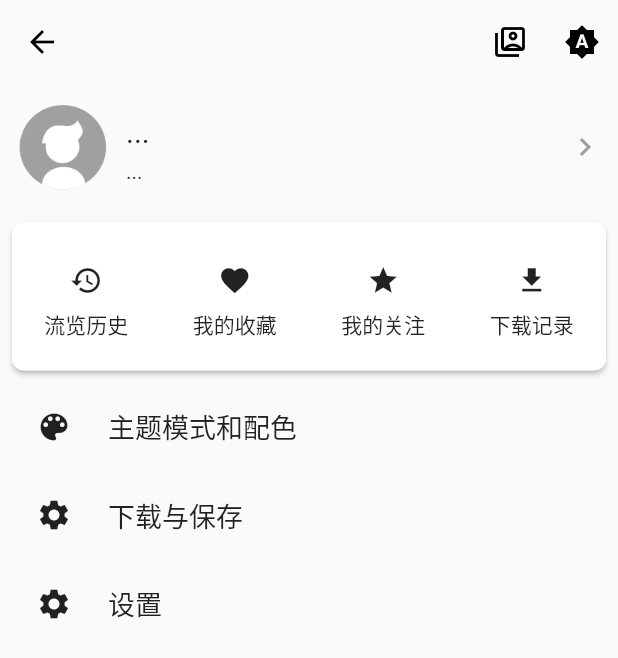
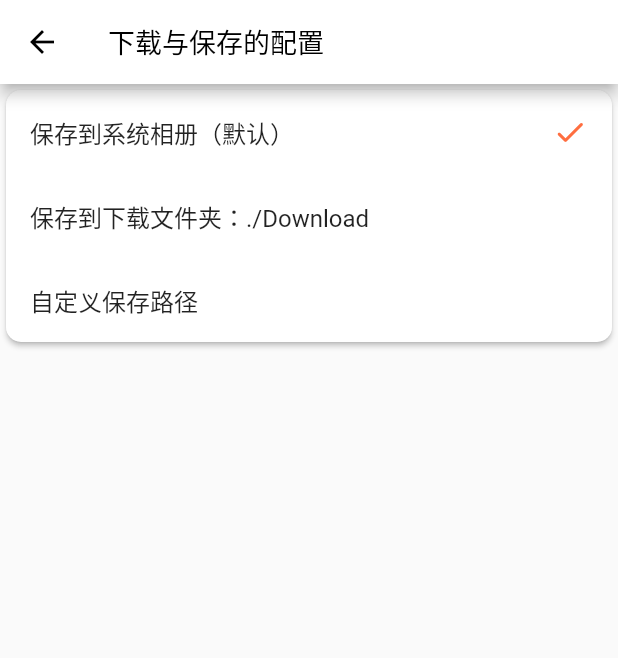
Before and after one commit to kerrinz/pixiv-artvier, a Flutter app: the MineTabPage screen opened directly, after a tap on "...", after a tap on "下载与保存", on a phone screen of 412 x 824 dp. Shown: the top 658 px of the screen. Run offline on Flutter 3.47's test engine with Material 2 defaults, Android fonts, the phone set to English and light mode, and no system bars; our stand-ins replace cached_network_image, date_format, dio, extended_nested_scroll_view, fluttertoast, image_gallery_saver and 5 more; missing offline and left inert: flutter_downloader; accounts and stored records are empty; statements that could not run were skipped.

Commit message:
初步支持Android与IOS保存图片到相册，优化插画详情页的图片加载，更换App图标

```diff
--- a/lib/main.dart
+++ b/lib/main.dart
@@ -1,11 +1,12 @@
 import 'package:flutter/material.dart';
 import 'package:flutter/services.dart';
 import 'package:pixgem/main_paging.dart';
-import 'package:pixgem/store/theme_store.dart';
+import 'package:pixgem/pages/settings/setting_download.dart';
 import 'package:provider/provider.dart';
 import 'booting_page.dart';
 import 'pages/artworks/artworks_detail_page.dart';
 import 'pages/artworks/artworks_leaderboard_page.dart';
+import 'pages/artworks/download_manage_page.dart';
 import 'pages/artworks/preview_artworks_page.dart';
 import 'pages/login/account_manage_page.dart';
 import 'pages/login/login_wizard_page.dart';
@@ -91,7 +92,9 @@ class MyAppState extends State<MyApp> {
                 "search_result": (context) => SearchResultPage(settings.arguments!),
                 "my_bookmarks": (context) => MyBookmarksPage(settings.arguments),
                 "account_manage": (context) => AccountManagePage(),
+                "download_manage": (context) => DownloadManagePage(),
                 "setting_current_account": (context) => SettingCurrentAccountPage(),
+                "setting_download": (context) => SettingDownload(),
                 "setting_theme": (context) => SettingThemePage(),
               };
               WidgetBuilder builder = routes[settings.name]!;
--- /dev/null
+++ b/lib/model_store/downloaded_illust.dart
@@ -0,0 +1,74 @@
+import 'dart:convert';
+import 'package:json_annotation/json_annotation.dart';
+
+part 'downloaded_illust.g.dart';
+
+@JsonSerializable()
+class DownloadedIllust extends Object {
+  /*
+  * List<String> to List<DownloadedIllust>
+  * */
+  static List<DownloadedIllust> downloadedIllustStringListToItemList(List<String>? list) {
+    if (list == null) return [];
+    var listNew = <DownloadedIllust>[];
+    list.forEach((element) {
+      listNew.add(DownloadedIllust.fromJson(jsonDecode(element)));
+    });
+    return listNew;
+  }
+
+  /*
+  * List<DownloadedIllust> to List<String>
+  * */
+  static List<String> downloadedIllustItemListToStringList(List<DownloadedIllust>? list) {
+    if (list == null) return [];
+    var listNew = <String>[];
+    list.forEach((element) {
+      listNew.add(jsonEncode(element.toJson()));
+    });
+    return listNew;
+  }
+
+  /*
+  * 获取List类型下载插画集合，值已经实例化
+  * */
+  static List<DownloadedIllust> downloadedIllustStringToList(String jsonStr) {
+    List<dynamic> list = json.decode(jsonStr);
+    List<DownloadedIllust> result = <DownloadedIllust>[];
+    list.forEach((value) {
+      DownloadedIllust illust = DownloadedIllust.fromJson(value);
+      result.add(illust);
+    });
+    return result;
+  }
+
+  /*
+  * 获取String类型下载插画集合
+  * */
+  static String downloadedIllustsListToString(List<DownloadedIllust> list) {
+    return json.encode(list);
+  }
+
+  @JsonKey(name: 'id')
+  int id;
+
+  @JsonKey(name: 'title')
+  String title;
+
+  @JsonKey(name: 'type')
+  String type;
+
+  @JsonKey(name: 'page_count')
+  int pageCount;
+
+  DownloadedIllust(
+    this.id,
+    this.title,
+    this.type,
+    this.pageCount,
+  );
+
+  factory DownloadedIllust.fromJson(Map<String, dynamic> srcJson) => _$DownloadedIllustFromJson(srcJson);
+
+  Map<String, dynamic> toJson() => _$DownloadedIllustToJson(this);
+}
--- a/lib/model_store/global_profile.dart
+++ /dev/null
@@ -1,3 +0,0 @@
-class GlobalProfile {
-
-}
--- a/lib/pages/home_navigation_tab_pages/mine_tabpage.dart
+++ b/lib/pages/home_navigation_tab_pages/mine_tabpage.dart
@@ -20,7 +20,7 @@ class MineTabPageState extends State<MineTabPage> with AutomaticKeepAliveClientM
     FunctionCardModel("流览历史", Icons.history, "", null),
     FunctionCardModel("我的收藏", Icons.favorite, "my_bookmarks", GlobalStore.currentAccount?.user.id),
     FunctionCardModel("我的关注", Icons.star, "user_following", GlobalStore.currentAccount?.user.id),
-    FunctionCardModel("下载记录", Icons.download, "", null),
+    FunctionCardModel("下载队列", Icons.download, "download_manage", null),
   ];
 
   @override
@@ -48,7 +48,7 @@ class MineTabPageState extends State<MineTabPage> with AutomaticKeepAliveClientM
               mode = (mode + 1) % 3; // 下一个主题模式
               return IconButton(
                 onPressed: () {
-                  GlobalStore.globalProvider.setThemeMode(ThemeStore.transferToThemeMode(mode));
+                  GlobalStore.globalProvider.setThemeMode(ThemeStore.transferToThemeMode(mode), true);
                 },
                 icon: Icon(themeMode == ThemeMode.light
                     ? Icons.light_mode
@@ -115,7 +115,8 @@ class MineTabPageState extends State<MineTabPage> with AutomaticKeepAliveClientM
               Builder(builder: (context) {
                 List<PreferencesNavigatorItem> preferencesItems = [
                   PreferencesNavigatorItem(icon: Icon(Icons.color_lens), text: "主题模式和配色", routeName: "setting_theme"),
-                  PreferencesNavigatorItem(icon: Icon(Icons.settings), text: "下载与保存", routeName: "setting_download"),
+                  PreferencesNavigatorItem(
+                      icon: Icon(Icons.download_done), text: "下载与保存", routeName: "setting_download"),
                   PreferencesNavigatorItem(icon: Icon(Icons.settings), text: "设置", routeName: "routeName"),
                 ];
                 return Column(
@@ -217,11 +218,11 @@ class MineTabPageState extends State<MineTabPage> with AutomaticKeepAliveClientM
 
   // 读取配置数据
   void readProfile() {
-    AccountStore.getCurrentAccountProfile()
-        .then((value) => GlobalStore.globalProvider.setCurrentAccount(value!))
-        .catchError(
-          (onError) => Fluttertoast.showToast(msg: "加载失败!$onError", toastLength: Toast.LENGTH_SHORT, fontSize: 16.0),
-        );
+    var profile = AccountStore.getCurrentAccountProfile();
+    if (profile != null)
+      GlobalStore.globalProvider.setCurrentAccount(profile);
+    else
+      Fluttertoast.showToast(msg: "加载失败!", toastLength: Toast.LENGTH_SHORT, fontSize: 16.0);
   }
 }
 
--- a/lib/pages/settings/setting_current_account.dart
+++ b/lib/pages/settings/setting_current_account.dart
@@ -2,7 +2,6 @@ import 'package:flutter/cupertino.dart';
 import 'package:flutter/material.dart';
 import 'package:fluttertoast/fluttertoast.dart';
 import 'package:pixgem/model_store/account_profile.dart';
-import 'package:pixgem/request/oauth.dart';
 import 'package:pixgem/store/account_store.dart';
 import 'package:pixgem/store/global.dart';
 import 'package:provider/provider.dart';
--- a/lib/pages/settings/setting_download.dart
+++ b/lib/pages/settings/setting_download.dart
@@ -0,0 +1,112 @@
+import 'package:flutter/material.dart';
+import 'package:pixgem/store/download_store.dart';
+import 'package:pixgem/store/global.dart';
+import 'package:provider/provider.dart';
+
+class SettingDownload extends StatefulWidget {
+  SettingDownload({Key? key}) : super(key: key);
+
+  @override
+  State<StatefulWidget> createState() => SettingDownloadState();
+}
+
+class SettingDownloadState extends State<SettingDownload> {
+  @override
+  Widget build(BuildContext context) {
+    return Scaffold(
+      appBar: AppBar(
+        title: Text("下载与保存的配置"),
+      ),
+      body: SingleChildScrollView(
+        physics: AlwaysScrollableScrollPhysics(parent: BouncingScrollPhysics()),
+        child: Container(
+          // 这样解决了内容不足以支撑全屏时，滑动回弹不会回到原位的问题
+          constraints: BoxConstraints(
+              minHeight: MediaQuery.of(context).size.height - kToolbarHeight - MediaQuery.of(context).padding.top),
+          child: Column(
+            children: [
+              Selector(selector: (BuildContext context, GlobalProvider provider) {
+                return provider.downloadMode;
+              }, builder: (BuildContext context, int mode, Widget? child) {
+                return Row(
+                  children: [
+                    _buildCard(mode),
+                  ],
+                );
+              }),
+            ],
+          ),
+        ),
+      ),
+    );
+  }
+
+  // 切换亮度主题，例如暗黑模式
+  Widget _buildCard(int mode) {
+    return Expanded(
+      child: Card(
+        elevation: 1.5,
+        shape: RoundedRectangleBorder(
+          borderRadius: BorderRadius.all(Radius.circular(10.0)),
+          // side: BorderSide(width: 1, color: Colors.white),
+        ),
+        clipBehavior: Clip.antiAlias,
+        child: Column(
+          children: [
+            InkWell(
+              onTap: () {
+                if (mode != DownloadStore.MODE_GALLERY)
+                  GlobalStore.globalProvider.setDownloadMode(DownloadStore.MODE_GALLERY, true);
+              },
+              child: Padding(
+                padding: const EdgeInsets.all(16.0),
+                child: Row(
+                  children: [
+                    Expanded(child: Text("保存到系统相册（默认）", style: TextStyle(fontSize: 16))),
+                    mode == DownloadStore.MODE_GALLERY
+                        ? Icon(Icons.done_rounded, color: Theme.of(context).colorScheme.secondary)
+                        : Container(),
+                  ],
+                ),
+              ),
+            ),
+            InkWell(
+              onTap: () {
+                if (mode != DownloadStore.MODE_DOWNLOAD_PATH)
+                  GlobalStore.globalProvider.setDownloadMode(DownloadStore.MODE_DOWNLOAD_PATH, true);
+              },
+              child: Padding(
+                padding: const EdgeInsets.all(16.0),
+                child: Row(
+                  children: [
+                    Expanded(child: Text("保存到下载文件夹：./Download", style: TextStyle(fontSize: 16))),
+                    mode == DownloadStore.MODE_DOWNLOAD_PATH
+                        ? Icon(Icons.done_rounded, color: Theme.of(context).colorScheme.secondary)
+                        : Container(),
+                  ],
+                ),
+              ),
+            ),
+            InkWell(
+              onTap: () {
+                if (mode != DownloadStore.MODE_CUSTOM)
+                  GlobalStore.globalProvider.setDownloadMode(DownloadStore.MODE_CUSTOM, true);
+              },
+              child: Padding(
+                padding: const EdgeInsets.all(16.0),
+                child: Row(
+                  children: [
+                    Expanded(child: Text("自定义保存路径", style: TextStyle(fontSize: 16))),
+                    mode == DownloadStore.MODE_CUSTOM
+                        ? Icon(Icons.done_rounded, color: Theme.of(context).colorScheme.secondary)
+                        : Container(),
+                  ],
+                ),
+              ),
+            ),
+          ],
+        ),
+      ),
+    );
+  }
+}
--- a/lib/pages/settings/setting_theme.dart
+++ b/lib/pages/settings/setting_theme.dart
@@ -61,7 +61,7 @@ class _SettingThemeState extends State<SettingThemePage> {
           children: [
             InkWell(
               onTap: () {
-                if (themeMode != ThemeMode.light) GlobalStore.globalProvider.setThemeMode(ThemeMode.light);
+                if (themeMode != ThemeMode.light) GlobalStore.globalProvider.setThemeMode(ThemeMode.light, true);
               },
               child: Padding(
                 padding: const EdgeInsets.all(16.0),
@@ -77,7 +77,7 @@ class _SettingThemeState extends State<SettingThemePage> {
             ),
             InkWell(
               onTap: () {
-                if (themeMode != ThemeMode.dark) GlobalStore.globalProvider.setThemeMode(ThemeMode.dark);
+                if (themeMode != ThemeMode.dark) GlobalStore.globalProvider.setThemeMode(ThemeMode.dark, true);
               },
               child: Padding(
                 padding: const EdgeInsets.all(16.0),
@@ -93,7 +93,7 @@ class _SettingThemeState extends State<SettingThemePage> {
             ),
             InkWell(
               onTap: () {
-                if (themeMode != ThemeMode.system) GlobalStore.globalProvider.setThemeMode(ThemeMode.system);
+                if (themeMode != ThemeMode.system) GlobalStore.globalProvider.setThemeMode(ThemeMode.system, true);
               },
               child: Padding(
                 padding: const EdgeInsets.all(16.0),
--- a/lib/store/account_store.dart
+++ b/lib/store/account_store.dart
@@ -1,7 +1,7 @@
 import 'dart:convert';
 
 import 'package:pixgem/model_store/account_profile.dart';
-import 'package:shared_preferences/shared_preferences.dart';
+import 'package:pixgem/store/global.dart';
 
 /*
  * 账号集合的结构：Map<String, AccountProfile>
@@ -14,27 +14,22 @@ class AccountStore {
   // 已缓存的所有账号的信息
   // ignore: non_constant_identifier_names
   static const ALL_ACCOUNTS_PROFILE = "all_accounts_profile";
-  static var _preferences;
-
-  init() async {
-    _preferences = await SharedPreferences.getInstance();
-  }
 
   // 设置所有账号信息
   static Future setAllAccountsProfile(Map<String, AccountProfile> accounts) async {
-    await _preferences.setString(ALL_ACCOUNTS_PROFILE, json.encode(accounts));
+    await GlobalStore.globalSharedPreferences.setString(ALL_ACCOUNTS_PROFILE, json.encode(accounts));
   }
 
   // 获取某所有账号信息
-  static Future<Map<String, AccountProfile>?> getAllAccountsProfile() async {
-    String? str =  await _preferences.getString(ALL_ACCOUNTS_PROFILE);
+  static Map<String, AccountProfile>? getAllAccountsProfile() {
+    String? str =  GlobalStore.globalSharedPreferences.getString(ALL_ACCOUNTS_PROFILE);
     if (str == null) return null;
     return AccountsProfile.getAccountsMap(str);
   }
 
   // 添加或覆盖单个账号信息
   static Future updateAccountProfile(AccountProfile profile) async {
-    Map<String, AccountProfile>? map = await getAllAccountsProfile();
+    Map<String, AccountProfile>? map = getAllAccountsProfile();
     if (map == null) {
       print("allAccountsProfile no found, create a new profile");
       map = new Map();
@@ -45,36 +40,38 @@ class AccountStore {
 
   // 设置当前所处的账号id
   static Future setCurrentAccountId({required String id}) async {
-    await _preferences.setString(CURRENT_ACCOUNT_ID, id);
+    await GlobalStore.globalSharedPreferences.setString(CURRENT_ACCOUNT_ID, id);
   }
 
   // 获取当前所处的账号id
-  static Future<String?> getCurrentAccountId() async {
-    return await _preferences.getString(CURRENT_ACCOUNT_ID);
+  static String? getCurrentAccountId() {
+    return GlobalStore.globalSharedPreferences.getString(CURRENT_ACCOUNT_ID);
   }
 
   // 获取当前信息（若指定userId，则返回该userId的信息）
-  static Future<AccountProfile?> getCurrentAccountProfile({String? userId}) async {
-    String? currentId = userId ?? await AccountStore.getCurrentAccountId();
+  static AccountProfile? getCurrentAccountProfile({String? userId}) {
+    String? currentId = userId ?? AccountStore.getCurrentAccountId();
     if (currentId == null) return null;
-    Map<String, AccountProfile>? accountsMap = await AccountStore.getAllAccountsProfile();
+    Map<String, AccountProfile>? accountsMap = AccountStore.getAllAccountsProfile();
     if (accountsMap == null) return null;
     return accountsMap[currentId];
   }
 
   // 退出当前账号
   static Future logoutCurrent() async {
-    String id = await _preferences.getString(CURRENT_ACCOUNT_ID);
-    await _preferences.remove(CURRENT_ACCOUNT_ID);
-    await removeAccountProfileById(userId: id);
+    String? id = GlobalStore.globalSharedPreferences.getString(CURRENT_ACCOUNT_ID);
+    if (id != null) {
+      await GlobalStore.globalSharedPreferences.remove(CURRENT_ACCOUNT_ID);
+      await removeAccountProfileById(userId: id);
+    }
   }
 
   // 删除某个账号的缓存信息
   static Future removeAccountProfileById({required String userId}) async {
-    Map<String, AccountProfile>? map = await getAllAccountsProfile();
+    Map<String, AccountProfile>? map = getAllAccountsProfile();
     if (map != null) {
       map.remove(userId);
-      await _preferences.setString(ALL_ACCOUNTS_PROFILE, AccountsProfile.getAccountsString(map));
+      await GlobalStore.globalSharedPreferences.setString(ALL_ACCOUNTS_PROFILE, AccountsProfile.getAccountsString(map));
     }
   }
 
--- /dev/null
+++ b/lib/store/download_store.dart
@@ -0,0 +1,36 @@
+import 'dart:convert';
+
+import 'package:pixgem/model_store/downloaded_illust.dart';
+import 'package:pixgem/store/global.dart';
+
+class DownloadStore {
+  static const MODE = "download_mode";
+  static const DOWNLOADED_HISTORY = "downloaded_history";
+
+  static const MODE_GALLERY = 0; // 保存到相册/图库
+  static const MODE_DOWNLOAD_PATH = 1; // 保存到下载路径
+  static const MODE_CUSTOM = 2; // 自定义下载路径
+
+  // 设置下载模式
+  static Future setDownloadMode(int mode) async {
+    return await GlobalStore.globalSharedPreferences.setInt(MODE, mode);
+  }
+
+  // 获取主题模式，不存在则默认为相册模式
+  static int getDownloadMode() {
+    int? result = GlobalStore.globalSharedPreferences.getInt(MODE);
+    return result ?? MODE_GALLERY;
+  }
+
+  static Future addDownloadedIllust(DownloadedIllust illust) async {
+    var illusts = getDownloadedIllusts();
+    illusts.insert(0, illust);
+    return await GlobalStore.globalSharedPreferences
+        .setStringList(DOWNLOADED_HISTORY, DownloadedIllust.downloadedIllustItemListToStringList(illusts));
+  }
+
+  static List<DownloadedIllust> getDownloadedIllusts() {
+    List<String>? strList = GlobalStore.globalSharedPreferences.getStringList(DOWNLOADED_HISTORY);
+    return DownloadedIllust.downloadedIllustStringListToItemList(strList);
+  }
+}
```
Also changed, not shown: lib/booting_page.dart (+9 -6 lines), lib/pages/artworks/artworks_detail_page.dart (+24 -6 lines), lib/pages/artworks/download_manage_page.dart (+64 -0 lines), lib/pages/artworks/download_task_tabpage.dart (added, +52 -0 lines), lib/pages/artworks/preview_artworks_page.dart (+54 -3 lines), lib/pages/login/account_manage_page.dart (+6 -4 lines), lib/store/global.dart (+22 -12 lines), lib/store/theme_store.dart (+4 -8 lines), lib/utils/save_image_util.dart (added, +38 -0 lines), pubspec.yaml (+6 -3 lines), lib/model_store/downloaded_illust.g.dart (added), pubspec.lock, 51 other files.
